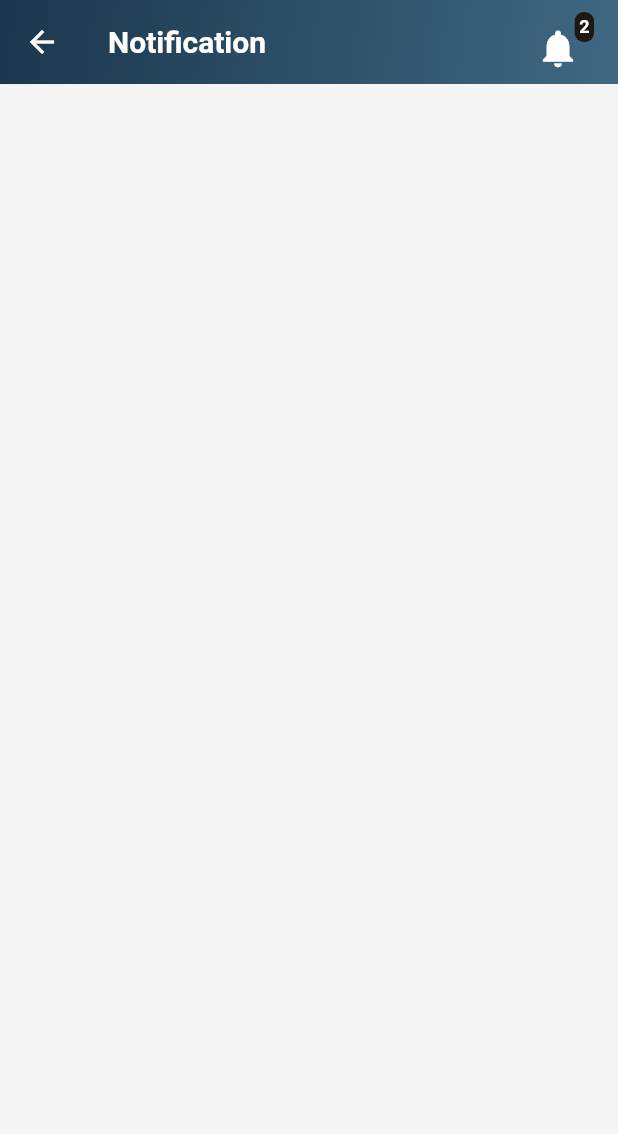
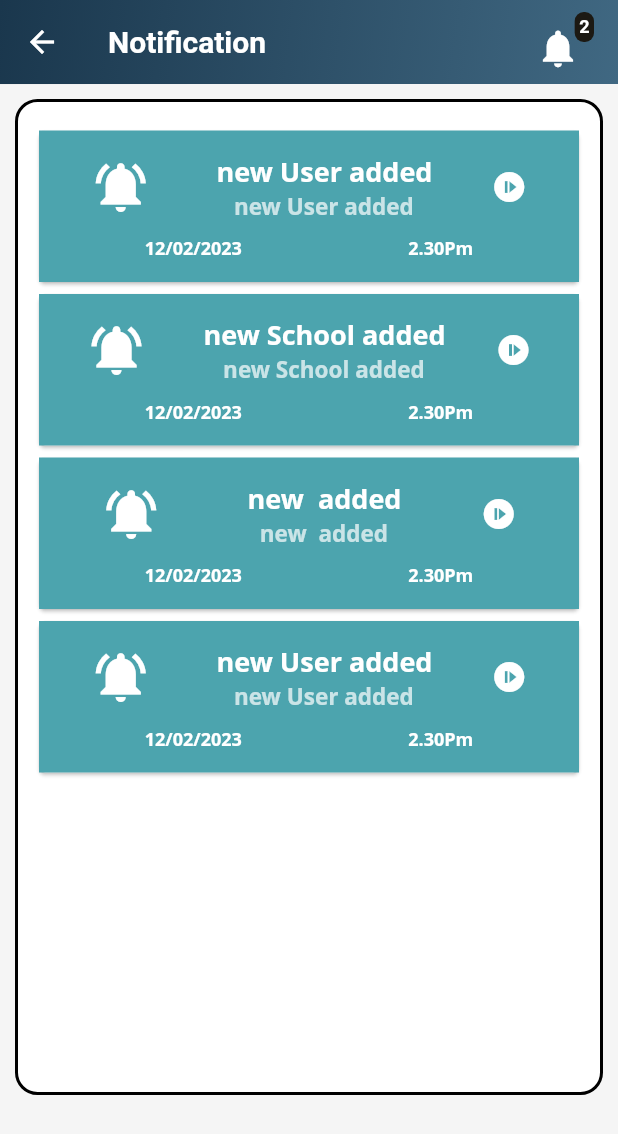
Before and after one commit to Sayanthan-K/CTSE_PMS_App, a Flutter app: the NotificationPage screen opened by its route, on a phone screen of 412 x 824 dp. Shown: the top 1134 px of the screen. Run offline on Flutter 3.47's test engine with Material 2 defaults, Android fonts, the phone set to English and light mode, and no system bars; our stand-ins replace cloud_firestore, dropdown_button2, firebase_auth, firebase_core, hexcolor, motion_toast; missing offline and left inert: cloud_firestore_web, firebase_auth_web, firebase_core_web; accounts and stored records are empty; Roboto replaces fonts that are missing (Open Sans).

Commit message:
finished the notification page

```diff
--- a/FrontEnd/lib/Screens/NotificationPage.dart
+++ b/FrontEnd/lib/Screens/NotificationPage.dart
@@ -41,118 +41,118 @@ class _NotificationPageState extends State<NotificationPage> {
     ];
     return Scaffold(
       appBar: CustomAppBar(context, "Notification"),
-      // body: SingleChildScrollView(
-      //   child: Container(
-      //     margin: EdgeInsets.all(10),
-      //     padding: EdgeInsets.all(10),
-      //     decoration: BoxDecoration(
-      //       // color: Colors.lightGreen[400],
-      //       color: Color.fromARGB(255, 255, 255, 255),
-      //       border: Border.all(width: 2.0),
-      //       borderRadius: BorderRadius.all(
-      //           Radius.circular(15.0) //                 <--- border radius here
-      //           ),
-      //     ),
-      //     child: Container(
-      //       width: double.infinity,
-      //       height: 640,
-      //       child: Column(
-      //         children: [
-      //           SizedBox(
-      //             height: 5,
-      //           ),
-      //           Scrollbar(
-      //             child: Container(
-      //               height: 600,
-      //               child: ListView.builder(
-      //                   itemCount: data.length,
-      //                   itemBuilder: ((context, index) {
-      //                     return Card(
-      //                       child: Container(
-      //                         color: Color.fromARGB(255, 76, 164, 174),
-      //                         padding: EdgeInsets.all(15),
-      //                         child: Column(
-      //                           children: [
-      //                             Row(
-      //                               mainAxisAlignment:
-      //                                   MainAxisAlignment.spaceAround,
-      //                               crossAxisAlignment:
-      //                                   CrossAxisAlignment.center,
-      //                               children: [
-      //                                 const Icon(
-      //                                   Icons.notifications_active,
-      //                                   size: 40,
-      //                                   color: Colors.white,
-      //                                 ),
-      //                                 Column(
-      //                                   children: [
-      //                                     Text(
-      //                                       ' ${data[index]["title"]}',
-      //                                       textScaleFactor: 1.5,
-      //                                       style: TextStyle(
-      //                                         fontSize: 12,
-      //                                         fontWeight: FontWeight.bold,
-      //                                         fontFamily: 'Open Sans',
-      //                                         // fontWeight: FontWeight.bold,
-      //                                         color: Colors.white,
-      //                                       ),
-      //                                     ),
-      //                                     Text(
-      //                                       ' ${data[index]["title"]}',
-      //                                       style: TextStyle(
-      //                                           fontSize: 15,
-      //                                           fontWeight: FontWeight.bold,
-      //                                           fontFamily: 'Open Sans',
-      //                                           // fontWeight: FontWeight.bold,
-      //                                           color: Colors.white70),
-      //                                     ),
-      //                                   ],
-      //                                 ),
-      //                                 Icon(
-      //                                   Icons.not_started,
-      //                                   color: Colors.white,
-      //                                 ),
-      //                               ],
-      //                             ),
-      //                             SizedBox(
-      //                               height: 10,
-      //                             ),
-      //                             Row(
-      //                               mainAxisAlignment:
-      //                                   MainAxisAlignment.spaceAround,
-      //                               children: [
-      //                                 Text(
-      //                                   '12/02/2023',
-      //                                   style: TextStyle(
-      //                                     fontSize: 12,
-      //                                     fontFamily: 'Open Sans',
-      //                                     fontWeight: FontWeight.bold,
-      //                                     color: Colors.white,
-      //                                   ),
-      //                                 ),
-      //                                 Text(
-      //                                   '2.30Pm',
-      //                                   style: TextStyle(
-      //                                     fontSize: 12,
-      //                                     fontFamily: 'Open Sans',
-      //                                     fontWeight: FontWeight.bold,
-      //                                     color: Colors.white,
-      //                                   ),
-      //                                 ),
-      //                               ],
-      //                             ),
-      //                           ],
-      //                         ),
-      //                       ),
-      //                     );
-      //                   })),
-      //             ),
-      //           )
-      //         ],
-      //       ),
-      //     ),
-      //   ),
-      // ),
+      body: SingleChildScrollView(
+        child: Container(
+          margin: EdgeInsets.all(10),
+          padding: EdgeInsets.all(10),
+          decoration: BoxDecoration(
+            // color: Colors.lightGreen[400],
+            color: Color.fromARGB(255, 255, 255, 255),
+            border: Border.all(width: 2.0),
+            borderRadius: BorderRadius.all(
+                Radius.circular(15.0) //                 <--- border radius here
+                ),
+          ),
+          child: Container(
+            width: double.infinity,
+            height: 640,
+            child: Column(
+              children: [
+                SizedBox(
+                  height: 5,
+                ),
+                Scrollbar(
+                  child: Container(
+                    height: 600,
+                    child: ListView.builder(
+                        itemCount: data.length,
+                        itemBuilder: ((context, index) {
+                          return Card(
+                            child: Container(
+                              color: Color.fromARGB(255, 76, 164, 174),
+                              padding: EdgeInsets.all(15),
+                              child: Column(
+                                children: [
+                                  Row(
+                                    mainAxisAlignment:
+                                        MainAxisAlignment.spaceAround,
+                                    crossAxisAlignment:
+                                        CrossAxisAlignment.center,
+                                    children: [
+                                      const Icon(
+                                        Icons.notifications_active,
+                                        size: 40,
+                                        color: Colors.white,
+                                      ),
+                                      Column(
+                                        children: [
+                                          Text(
+                                            ' ${data[index]["title"]}',
+                                            textScaleFactor: 1.5,
+                                            style: TextStyle(
+                                              fontSize: 12,
+                                              fontWeight: FontWeight.bold,
+                                              fontFamily: 'Open Sans',
+                                              // fontWeight: FontWeight.bold,
+                                              color: Colors.white,
+                                            ),
+                                          ),
+                                          Text(
+                                            ' ${data[index]["title"]}',
+                                            style: TextStyle(
+                                                fontSize: 15,
+                                                fontWeight: FontWeight.bold,
+                                                fontFamily: 'Open Sans',
+                                                // fontWeight: FontWeight.bold,
+                                                color: Colors.white70),
+                                          ),
+                                        ],
+                                      ),
+                                      Icon(
+                                        Icons.not_started,
+                                        color: Colors.white,
+                                      ),
+                                    ],
+                                  ),
+                                  SizedBox(
+                                    height: 10,
+                                  ),
+                                  Row(
+                                    mainAxisAlignment:
+                                        MainAxisAlignment.spaceAround,
+                                    children: [
+                                      Text(
+                                        '12/02/2023',
+                                        style: TextStyle(
+                                          fontSize: 12,
+                                          fontFamily: 'Open Sans',
+                                          fontWeight: FontWeight.bold,
+                                          color: Colors.white,
+                                        ),
+                                      ),
+                                      Text(
+                                        '2.30Pm',
+                                        style: TextStyle(
+                                          fontSize: 12,
+                                          fontFamily: 'Open Sans',
+                                          fontWeight: FontWeight.bold,
+                                          color: Colors.white,
+                                        ),
+                                      ),
+                                    ],
+                                  ),
+                                ],
+                              ),
+                            ),
+                          );
+                        })),
+                  ),
+                )
+              ],
+            ),
+          ),
+        ),
+      ),
     );
   }
 }
```
